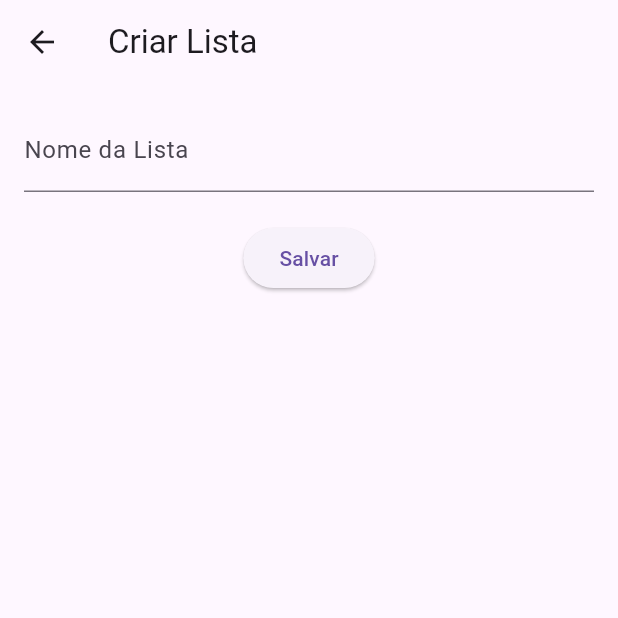
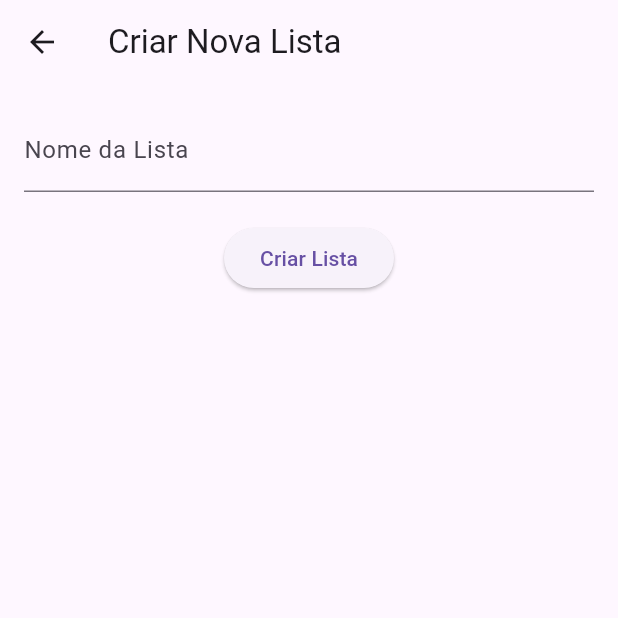
Before and after one commit to Caio094/projeto, a Flutter app: the ListScreen screen opened directly, after a tap on the "add" icon, on a phone screen of 412 x 824 dp, the top half of it. Run offline on Flutter 3.47's test engine with Material 3 defaults, Android fonts, the phone set to English and light mode, and no system bars; our stand-ins replace sqflite, sqflite_common_ffi; accounts and stored records are empty.

Commit message:
Descrição das alterações feitas

```diff
--- a/lib/main.dart
+++ b/lib/main.dart
@@ -1,11 +1,20 @@
 import 'package:flutter/material.dart';
+import 'package:sqflite_common_ffi/sqflite_ffi.dart';
 import 'screens/home_screen.dart';
 
 void main() {
+  // Inicializa o `sqflite_ffi` para ambientes que não possuem suporte direto ao `sqflite`
+  sqfliteFfiInit();
+
+  // Define o `databaseFactory` para `databaseFactoryFfi`
+  databaseFactory = databaseFactoryFfi;
+
   runApp(MyApp());
 }
 
 class MyApp extends StatelessWidget {
+  const MyApp({Key? key}) : super(key: key);
+
   @override
   Widget build(BuildContext context) {
     return MaterialApp(
--- /dev/null
+++ b/lib/models/item.dart
@@ -0,0 +1,19 @@
+// models/item.dart
+class Item {
+  final int? id;
+  final String nome;
+  final double preco;
+  final int listaId;
+
+  Item({this.id, required this.nome, required this.preco, required this.listaId});
+
+  // Converter um objeto Item para um mapa
+  Map<String, dynamic> toMap() {
+    return {
+      'id': id,
+      'nome': nome,
+      'preco': preco,
+      'listaId': listaId,
+    };
+  }
+}
--- /dev/null
+++ b/lib/screens/add_lista_screen.dart
@@ -0,0 +1,51 @@
+// lib/screens/add_lista_screen.dart
+import 'package:flutter/material.dart';
+import '../models/lista.dart';
+import '../services/db_helper.dart';
+
+class AddListaScreen extends StatefulWidget {
+  @override
+  _AddListaScreenState createState() => _AddListaScreenState();
+}
+
+class _AddListaScreenState extends State<AddListaScreen> {
+  final DBHelper dbHelper = DBHelper();
+  final _nomeController = TextEditingController();
+
+  // Adicionar uma nova lista
+  void _addLista() async {
+    final nome = _nomeController.text;
+    if (nome.isEmpty) {
+      return;
+    }
+
+    final lista = Lista(nome: nome);
+    await dbHelper.insertLista(lista);  // Inserir lista no banco de dados
+    Navigator.pop(context);  // Voltar para a tela de listas após adicionar
+  }
+
+  @override
+  Widget build(BuildContext context) {
+    return Scaffold(
+      appBar: AppBar(
+        title: Text('Criar Nova Lista'),
+      ),
+      body: Padding(
+        padding: const EdgeInsets.all(16.0),
+        child: Column(
+          children: [
+            TextField(
+              controller: _nomeController,
+              decoration: InputDecoration(labelText: 'Nome da Lista'),
+            ),
+            SizedBox(height: 20),
+            ElevatedButton(
+              onPressed: _addLista,
+              child: Text('Criar Lista'),
+            ),
+          ],
+        ),
+      ),
+    );
+  }
+}
--- a/lib/screens/list_screen.dart
+++ b/lib/screens/list_screen.dart
@@ -1,10 +1,13 @@
+// lib/screens/list_screen.dart
 import 'package:flutter/material.dart';
+import '../models/lista.dart';
 import '../services/db_helper.dart';
-import '../models/lista.dart';
-import 'crud_screen.dart';
-import 'list_details_screen.dart';
+import 'add_lista_screen.dart'; // Importar a tela de adicionar lista
+import 'list_details_screen.dart';  // Importar a tela de detalhes da lista
 
 class ListScreen extends StatefulWidget {
+  const ListScreen({Key? key}) : super(key: key);
+
   @override
   _ListScreenState createState() => _ListScreenState();
 }
@@ -16,36 +19,68 @@ class _ListScreenState extends State<ListScreen> {
   @override
   void initState() {
     super.initState();
-    listas = dbHelper.getListas();
+    listas = dbHelper.getListas();  // Carregar as listas
+  }
+
+  // Excluir lista
+  Future<void> _deleteLista(int id) async {
+    await dbHelper.deleteLista(id);  // Excluir lista do banco
+    setState(() {
+      listas = dbHelper.getListas();  // Atualizar a lista
+    });
+  }
+
+  // Navegar para a tela de criação de lista
+  void _navigateToAddListaScreen() {
+    Navigator.push(
+      context,
+      MaterialPageRoute(builder: (context) => AddListaScreen()),  // Navegar para a tela de adicionar lista
+    ).then((_) {
+      setState(() {
+        listas = dbHelper.getListas();  // Recarregar a lista de listas após adicionar
+      });
+    });
   }
 
   @override
   Widget build(BuildContext context) {
     return Scaffold(
-      appBar: AppBar(title: Text('Todas as Listas')),
+      appBar: AppBar(
+        title: Text('Listas Criadas'),  // Título da tela
+        actions: [
+          IconButton(
+            icon: Icon(Icons.add),  // Ícone de adicionar
+            onPressed: _navigateToAddListaScreen,  // Chama a navegação para criar uma nova lista
+          ),
+        ],
+      ),
       body: FutureBuilder<List<Lista>>(
         future: listas,
         builder: (context, snapshot) {
           if (snapshot.connectionState == ConnectionState.waiting) {
             return Center(child: CircularProgressIndicator());
+          } else if (snapshot.hasError) {
+            return Center(child: Text('Erro ao carregar as listas'));
+          } else if (!snapshot.hasData || snapshot.data!.isEmpty) {
+            return Center(child: Text('Nenhuma lista criada.'));
           }
-          if (snapshot.hasError) {
-            return Center(child: Text('Erro: ${snapshot.error}'));
-          }
-          if (!snapshot.hasData || snapshot.data!.isEmpty) {
-            return Center(child: Text('Nenhuma lista disponível.'));
-          }
-          var listas = snapshot.data!;
+
+          final listasData = snapshot.data!;
           return ListView.builder(
-            itemCount: listas.length,
+            itemCount: listasData.length,
             itemBuilder: (context, index) {
+              final lista = listasData[index];
               return ListTile(
-                title: Text(listas[index].nome),
+                title: Text(lista.nome),
+                trailing: IconButton(
+                  icon: Icon(Icons.delete),
+                  onPressed: () => _deleteLista(lista.id!),
+                ),
                 onTap: () {
-                  Navigator.push(
-                    context,
-                    MaterialPageRoute(
-                      builder: (context) => ListDetailsScreen(lista: listas[index]),
+                 Navigator.push(
+                     context,
+                      MaterialPageRoute(
+                        builder: (context) => ListaDetailsScreen(lista: lista),
                     ),
                   );
                 },
@@ -54,19 +89,6 @@ class _ListScreenState extends State<ListScreen> {
           );
         },
       ),
-      floatingActionButton: FloatingActionButton(
-        child: Icon(Icons.add),
-        onPressed: () {
-          Navigator.push(
-            context,
-            MaterialPageRoute(builder: (context) => CrudScreen()),
-          ).then((_) {
-            setState(() {
-              listas = dbHelper.getListas();
-            });
-          });
-        },
-      ),
     );
   }
 }
--- a/lib/services/db_helper.dart
+++ b/lib/services/db_helper.dart
@@ -1,40 +1,128 @@
-import 'dart:async';
 import 'package:sqflite/sqflite.dart';
 import 'package:path/path.dart';
+import '../models/item.dart';
 import '../models/lista.dart';
 
 class DBHelper {
+  // Nome do banco de dados
+  static const String dbName = 'app_listagem.db';
+
+  // Instância do banco de dados
   static Database? _database;
 
+  // Obter o banco de dados
   Future<Database> get database async {
-    if (_database != null) return _database!;
+    if (_database != null) {
+      return _database!;
+    } else {
       _database = await _initDatabase();
       return _database!;
     }
-
-  Future<Database> _initDatabase() async {
-    var databasesPath = await getDatabasesPath();
-    String path = join(databasesPath, 'listas.db');
-    return await openDatabase(path, version: 1, onCreate: _onCreate);
   }
 
-  Future<void> _onCreate(Database db, int version) async {
+  // Inicializa o banco de dados
+  Future<Database> _initDatabase() async {
+    final dbPath = await getDatabasesPath();
+    final path = join(dbPath, dbName);
+
+    return await openDatabase(
+      path,
+      version: 1,
+      onCreate: (db, version) async {
+        // Criar tabela de listas
         await db.execute('''
           CREATE TABLE listas(
             id INTEGER PRIMARY KEY AUTOINCREMENT,
             nome TEXT
           )
         ''');
+
+        // Criar tabela de itens
+        await db.execute('''
+          CREATE TABLE items(
+            id INTEGER PRIMARY KEY AUTOINCREMENT,
+            nome TEXT,
+            preco REAL,
+            listaId INTEGER,
+            FOREIGN KEY (listaId) REFERENCES listas(id)
+          )
+        ''');
+      },
+    );
   }
 
+  // Inserir uma nova lista
   Future<int> insertLista(Lista lista) async {
     final db = await database;
     return await db.insert('listas', lista.toMap());
   }
 
+  // Obter todas as listas
   Future<List<Lista>> getListas() async {
     final db = await database;
-    var result = await db.query('listas');
-    return result.map((e) => Lista.fromMap(e)).toList();
+    final List<Map<String, dynamic>> maps = await db.query('listas');
+
+    return List.generate(maps.length, (i) {
+      return Lista(
+        id: maps[i]['id'],
+        nome: maps[i]['nome'],
+      );
+    });
+  }
+
+  // Deletar uma lista
+  Future<void> deleteLista(int listaId) async {
+    final db = await database;
+    await db.delete(
+      'listas',
+      where: 'id = ?',
+      whereArgs: [listaId],
+    );
+  }
+
+  // Inserir um item
+  Future<int> insertItem(int listaId, Item item) async {
+    final db = await database;
+    return await db.insert('items', item.toMap());
+  }
+
+  // Obter os itens de uma lista
+  Future<List<Item>> getItens(int listaId) async {
+    final db = await database;
+    final List<Map<String, dynamic>> maps = await db.query(
+      'items',
+      where: 'listaId = ?',
+      whereArgs: [listaId],
+    );
+
+    return List.generate(maps.length, (i) {
+      return Item(
+        id: maps[i]['id'],
+        nome: maps[i]['nome'],
+        preco: maps[i]['preco'],
+        listaId: maps[i]['listaId'],
+      );
+    });
+  }
+
+  // Deletar um item
+  Future<void> deleteItem(int itemId) async {
+    final db = await database;
+    await db.delete(
+      'items',
+      where: 'id = ?',
+      whereArgs: [itemId],
+    );
+  }
+
+  // Atualizar um item
+  Future<void> updateItem(Item item) async {
+    final db = await database;
+    await db.update(
+      'items',
+      item.toMap(),
+      where: 'id = ?',
+      whereArgs: [item.id],
+    );
   }
 }
--- a/pubspec.yaml
+++ b/pubspec.yaml
@@ -31,7 +31,8 @@ dependencies:
   flutter:
     sdk: flutter
   sqflite: ^2.2.7+2
-  sqflite_common_ffi: ^2.3.4 # ou a versão mais recente
+  sqflite_common_ffi: ^2.3.4
+  path: ^1.8.3 # Certifique-se de que o pacote 'path' também esteja incluído, se necessário
 
 
 dev_dependencies:
```
Also changed, not shown: lib/models/lista.dart (+13 -2 lines), lib/screens/add_item_screen.dart (added, +83 -0 lines), lib/screens/crud_screen.dart (+52 -14 lines), lib/screens/home_screen.dart (+19 -4 lines), lib/screens/list_details_screen.dart (+85 -5 lines), pubspec.lock. Lines whose indentation alone changed are shown as unchanged.
